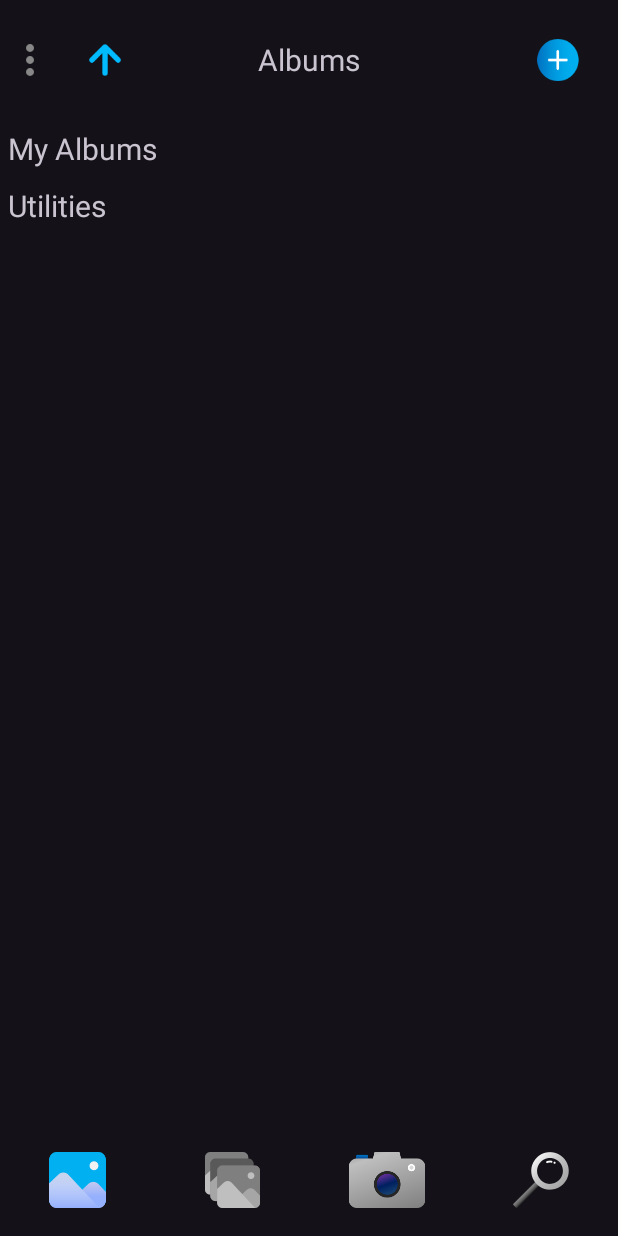
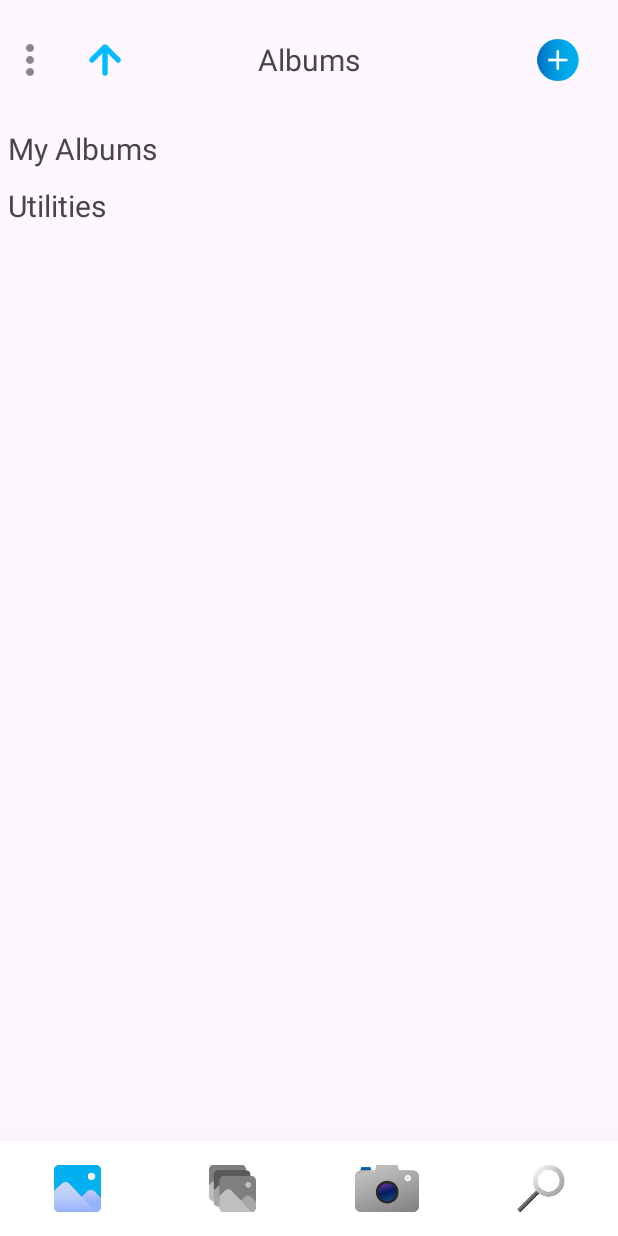
Before and after one commit to JackShinigami/ImageGallery, an Android app: the fragment AlbumFragment placed in its activity, on a phone screen of 412 x 824 dp. Run offline under Robolectric (Android 15) with nearby library versions, the phone set to English and light mode, and no system bars; libraries missing offline, so code that uses them is left out: com.google.mlkit.vision, org.mindrot.jbcrypt; 1 statement that could not run was skipped.

Commit message:
Little change in bottom nav

```diff
--- a/app/src/main/java/com/example/imagegallery/AlbumAdapter.java
+++ b/app/src/main/java/com/example/imagegallery/AlbumAdapter.java
@@ -149,7 +149,7 @@ public class AlbumAdapter extends RecyclerView.Adapter<AlbumViewHolder>{
         TextView txtTitle = view.findViewById(R.id.txtTitle);
         EditText txtName = view.findViewById(R.id.edit_album_name);
 
-        txtTitle.setText("Edit Album Name");
+        txtTitle.setText(R.string.edit_album_name);
         txtName.setText(oldName);
 
         AlertDialog.Builder builder = new AlertDialog.Builder(context);
--- a/app/src/main/java/com/example/imagegallery/SharedPreferencesManager.java
+++ b/app/src/main/java/com/example/imagegallery/SharedPreferencesManager.java
@@ -177,7 +177,7 @@ public class SharedPreferencesManager {
 
     public static int loadThemeState(Context context) {
         SharedPreferences sharedPreferences = context.getSharedPreferences(SHARED_PREFERENCES_NAME, Context.MODE_PRIVATE);
-        int state = sharedPreferences.getInt(CURRENT_THEME, 0);
+        int state = sharedPreferences.getInt(CURRENT_THEME, 2);
         return state;
     }
 
--- a/app/src/main/res/layout/activity_main.xml
+++ b/app/src/main/res/layout/activity_main.xml
@@ -1,69 +1,76 @@
 <?xml version="1.0" encoding="utf-8"?>
 <LinearLayout xmlns:android="http://schemas.android.com/apk/res/android"
-    xmlns:app="http://schemas.android.com/apk/res-auto"
-    xmlns:tools="http://schemas.android.com/tools"
-    android:layout_width="match_parent"
-    android:layout_height="match_parent"
-    tools:context=".MainActivity" android:orientation="vertical">
+              xmlns:app="http://schemas.android.com/apk/res-auto"
+              xmlns:tools="http://schemas.android.com/tools"
+              android:layout_width="match_parent"
+              android:layout_height="match_parent"
+              android:orientation="vertical"
+              tools:context=".MainActivity"
+    >
 
     <FrameLayout
+        android:id="@+id/fragment_container"
         android:layout_width="match_parent"
         android:layout_height="match_parent"
-        android:id="@+id/fragment_container"
         android:layout_weight="1"
         />
 
     <LinearLayout
         android:layout_width="match_parent"
         android:layout_height="match_parent"
-        android:layout_weight="10"
-        android:orientation="horizontal">
+        android:layout_weight="12"
+        android:background="?attr/colorPrimaryVariant"
+        android:elevation="40dp"
+        android:orientation="horizontal"
+        >
 
         <ImageButton
+            android:id="@+id/btnGallery"
             android:layout_width="match_parent"
             android:layout_height="match_parent"
-            android:id="@+id/btnGallery"
-            android:src="@drawable/ic_gallery_launcher"
+            android:layout_weight="1"
+            android:background="?android:attr/selectableItemBackground"
             android:scaleType="fitCenter"
             android:scaleX="0.5"
             android:scaleY="0.5"
-            android:background="?android:attr/selectableItemBackground"
-            android:layout_weight="1"
+            android:src="@drawable/ic_gallery_launcher"
             />
+
         <ImageButton
+            android:id="@+id/btnAlbum"
             android:layout_width="match_parent"
             android:layout_height="match_parent"
-            android:id="@+id/btnAlbum"
-            android:text="Album"
-            android:src="@drawable/ic_album_launcher"
-            android:scaleType="fitCenter"
             android:layout_weight="1"
-            android:scaleX="0.5"
-            android:scaleY="0.5"
-            android:background="?android:attr/selectableItemBackground"/>
-
-        <ImageButton
-            android:layout_width="match_parent"
-            android:layout_height="match_parent"
-            android:id="@+id/btnCamera"
-            android:src="@drawable/ic_camera_launcher"
+            android:background="?android:attr/selectableItemBackground"
             android:scaleType="fitCenter"
             android:scaleX="0.5"
             android:scaleY="0.5"
-            android:text="Camera"
+            android:src="@drawable/ic_album_launcher"
+            />
+
+        <ImageButton
+            android:id="@+id/btnCamera"
+            android:layout_width="match_parent"
+            android:layout_height="match_parent"
             android:layout_weight="1"
             android:background="?android:attr/selectableItemBackground"
-            />
-        <ImageButton
-            android:layout_width="match_parent"
-            android:layout_height="match_parent"
-            android:id="@+id/btnSearch"
-            android:src="@drawable/ic_search"
             android:scaleType="fitCenter"
             android:scaleX="0.5"
             android:scaleY="0.5"
+            android:src="@drawable/ic_camera_launcher"
+            />
+
+        <ImageButton
+            android:id="@+id/btnSearch"
+            android:layout_width="match_parent"
+            android:layout_height="match_parent"
+            android:layout_weight="1"
             android:background="?android:attr/selectableItemBackground"
-            android:layout_weight="1"/>
+            android:scaleType="fitCenter"
+            android:scaleX="0.5"
+            android:scaleY="0.5"
+            android:src="@drawable/ic_search"
+            />
 
     </LinearLayout>
 
--- a/app/src/main/res/values/strings.xml
+++ b/app/src/main/res/values/strings.xml
@@ -123,5 +123,6 @@
     <string name="clear_password">Clear password</string>
     <string name="enter_current_password">Enter Current Password</string>
     <string name="reset_password">Reset password</string>
+    <string name="edit_album_name">Edit Album Name</string>
 
 </resources>
```
Also changed, not shown: app/src/main/java/com/example/imagegallery/SettingActivity.java (+13 -6 lines), 1 other file.
